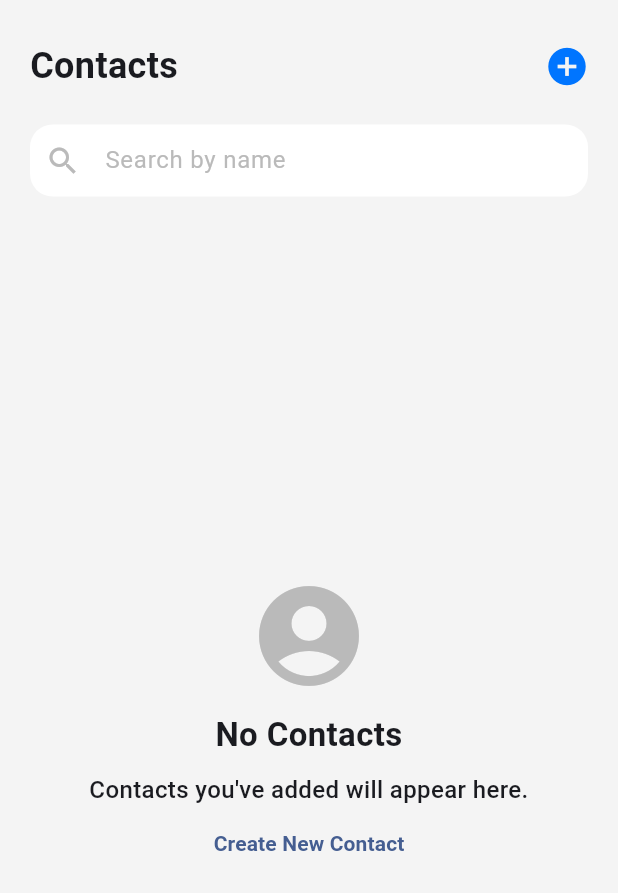
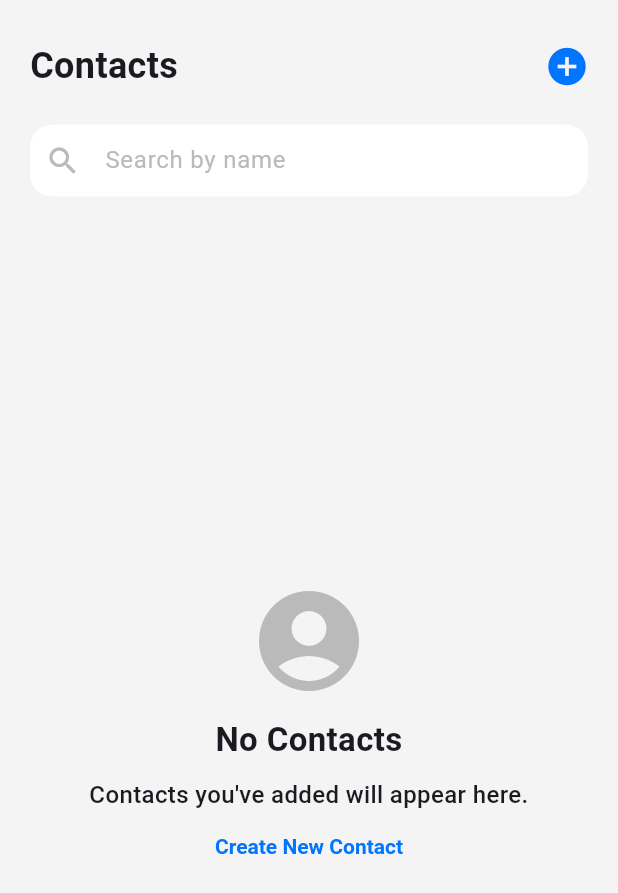
Before and after one commit to mktorunoglu/ContactsDemo, a Flutter app: the screen it shows after launch, on a phone screen of 412 x 824 dp. Shown: the top 893 px of the screen. Run offline on Flutter 3.47's test engine with Material 3 defaults, Android fonts, the light colour scheme and no system bars; our stand-ins replace get.

Commit message:
Updated Components

```diff
--- /dev/null
+++ b/lib/components/buttons/button.dart
@@ -0,0 +1,77 @@
+import 'package:flutter/material.dart';
+
+class MyButton extends StatelessWidget {
+  const MyButton({
+    super.key,
+    this.padding = EdgeInsets.zero,
+    this.shape,
+    this.borderRadius = 15,
+    this.borderRadiusGeometry,
+    this.borderColor,
+    this.borderWidth = 1,
+    this.backgroundColor,
+    this.foregroundColor,
+    required this.onPressed,
+    this.onLongPress,
+    this.onHover,
+    required this.child,
+    this.textOverflow,
+    this.fontSize,
+    this.fontWeight,
+    this.fontStyle,
+    this.letterSpacing,
+  });
+
+  final EdgeInsetsGeometry padding;
+  final OutlinedBorder? shape;
+  final double borderRadius;
+  final BorderRadiusGeometry? borderRadiusGeometry;
+  final Color? borderColor;
+  final double borderWidth;
+  final Color? backgroundColor;
+  final Color? foregroundColor;
+  final Function()? onPressed;
+  final Function()? onLongPress;
+  final Function(bool isHovered)? onHover;
+  final Widget child;
+  final TextOverflow? textOverflow;
+  final double? fontSize;
+  final FontWeight? fontWeight;
+  final FontStyle? fontStyle;
+  final double? letterSpacing;
+
+  @override
+  Widget build(BuildContext context) {
+    return TextButton(
+      onPressed: onPressed,
+      onLongPress: onLongPress,
+      onHover: onHover,
+      style: TextButton.styleFrom(
+        foregroundColor: foregroundColor,
+        backgroundColor: backgroundColor,
+        padding: padding,
+        minimumSize: const Size(0, 0),
+        tapTargetSize: MaterialTapTargetSize.shrinkWrap,
+        shape: shape ??
+            RoundedRectangleBorder(
+              borderRadius:
+                  borderRadiusGeometry ?? BorderRadius.circular(borderRadius),
+            ),
+        side: borderColor == null
+            ? null
+            : BorderSide(
+                color: borderColor!,
+                width: borderWidth,
+              ),
+        textStyle: TextStyle(
+          fontSize: fontSize,
+          fontWeight: fontWeight,
+          fontStyle: fontStyle,
+          letterSpacing: letterSpacing,
+          overflow: textOverflow,
+        ),
+      ),
+      child: child,
+    );
+  }
+}
--- a/lib/components/buttons/button_icon.dart
+++ b/lib/components/buttons/button_icon.dart
@@ -5,30 +5,39 @@ import '../../constants/constants_color.dart';
 class MyIconButton extends StatelessWidget {
   const MyIconButton({
     super.key,
+    this.icon,
+    this.widget,
     required this.onPressed,
+    this.color = colorTheme,
+    this.iconSize,
     this.splashRadius = 20,
-    this.iconSize,
-    this.color = colorTheme,
     this.tooltip,
-    required this.icon,
+    this.isDisabled = false,
   });
 
-  final Function() onPressed;
+  final IconData? icon;
+  final Widget? widget;
+  final Function()? onPressed;
+  final Color color;
+  final double? iconSize;
   final double splashRadius;
-  final double? iconSize;
-  final Color color;
   final String? tooltip;
-  final IconData icon;
+  final bool isDisabled;
 
   @override
   Widget build(BuildContext context) {
     return IconButton(
-      onPressed: onPressed,
+      onPressed: isDisabled ? null : onPressed,
       splashRadius: splashRadius,
-      iconSize: iconSize,
-      color: color,
-      tooltip: tooltip,
-      icon: Icon(icon),
+      splashColor: color.withOpacity(0.2),
+      highlightColor: color.withOpacity(0.2),
+      tooltip: isDisabled ? null : tooltip,
+      icon: widget ??
+          Icon(
+            icon,
+            color: isDisabled ? Colors.grey : color,
+            size: iconSize,
+          ),
     );
   }
 }
--- /dev/null
+++ b/lib/components/buttons/button_text.dart
@@ -0,0 +1,104 @@
+import 'package:flutter/material.dart';
+
+import '../../constants/constants_color.dart';
+import '../texts/text.dart';
+import 'button.dart';
+
+class MyTextButton extends StatelessWidget {
+  const MyTextButton(
+    this.text, {
+    super.key,
+    this.padding = const EdgeInsets.all(10),
+    this.shape,
+    this.borderRadius = 10,
+    this.color,
+    this.borderWidth = 1,
+    required this.onPressed,
+    this.onLongPress,
+    this.inProgressText,
+    this.textAlign = TextAlign.center,
+    this.textOverflow = TextOverflow.ellipsis,
+    this.fontSize,
+    this.fontWeight = FontWeight.w600,
+    this.fontStyle,
+    this.letterSpacing,
+    this.icon,
+    this.isDisabled = false,
+    this.showBorder = false,
+    this.showBackgroundColor = false,
+  });
+
+  final EdgeInsetsGeometry padding;
+  final OutlinedBorder? shape;
+  final double borderRadius;
+  final Color? color;
+  final double borderWidth;
+  final Function()? onPressed;
+  final Function()? onLongPress;
+  final String? text;
+  final String? inProgressText;
+  final TextAlign? textAlign;
+  final TextOverflow? textOverflow;
+  final double? fontSize;
+  final FontWeight? fontWeight;
+  final FontStyle? fontStyle;
+  final double? letterSpacing;
+  final IconData? icon;
+  final bool isDisabled;
+  final bool showBorder;
+  final bool showBackgroundColor;
+
+  @override
+  Widget build(BuildContext context) {
+    final bool inProgress = (inProgressText ?? "").isNotEmpty;
+    final bool isDisabled = this.isDisabled ||
+        (onPressed == null && onLongPress == null) ||
+        inProgress;
+    final Color color = isDisabled ? Colors.grey : (this.color ?? colorTheme);
+
+    return MyButton(
+      padding: padding,
+      shape: shape,
+      borderRadius: borderRadius,
+      borderColor: showBorder ? color : null,
+      borderWidth: borderWidth,
+      backgroundColor: showBackgroundColor ? color.withOpacity(0.1) : null,
+      foregroundColor: color,
+      onPressed: isDisabled ? null : onPressed,
+      onLongPress: isDisabled ? null : onLongPress,
+      child: Row(
+        mainAxisSize: MainAxisSize.min,
+        children: [
+          if (inProgress || icon != null)
+            Padding(
+              padding: EdgeInsets.only(right: inProgress ? 15 : 10),
+              child: inProgress
+                  ? Container(
+                      height: 15,
+                      width: 15,
+                      margin: const EdgeInsets.symmetric(vertical: 2.5),
+                      child: CircularProgressIndicator(color: color),
+                    )
+                  : Icon(
+                      icon,
+                      size: 20,
+                      color: color,
+                    ),
+            ),
+          Flexible(
+            child: MyText(
+              inProgress ? inProgressText : text,
+              color: color,
+              textAlign: textAlign,
+              overflow: textOverflow,
+              fontSize: fontSize,
+              fontWeight: fontWeight,
+              fontStyle: fontStyle,
+              letterSpacing: letterSpacing,
+            ),
+          ),
+        ],
+      ),
+    );
+  }
+}
--- a/lib/components/container.dart
+++ b/lib/components/container.dart
@@ -3,27 +3,56 @@ import 'package:flutter/material.dart';
 class MyContainer extends StatelessWidget {
   const MyContainer({
     super.key,
+    this.padding = EdgeInsets.zero,
     this.margin = EdgeInsets.zero,
-    this.padding = EdgeInsets.zero,
-    this.color,
-    this.borderRadius = 0,
+    this.width,
+    this.height,
     required this.child,
+    this.backgroundColor,
+    this.borderRadius = 15,
+    this.borderColor,
+    this.borderWidth = 1,
+    this.gradient,
+    this.image,
+    this.borderRadiusGeometry,
+    this.circleShape = false,
   });
 
+  final EdgeInsetsGeometry padding;
   final EdgeInsetsGeometry margin;
-  final EdgeInsetsGeometry padding;
-  final Color? color;
+  final double? width;
+  final double? height;
+  final Widget? child;
+  final Color? backgroundColor;
   final double borderRadius;
-  final Widget child;
+  final BorderRadiusGeometry? borderRadiusGeometry;
+  final Color? borderColor;
+  final double borderWidth;
+  final Gradient? gradient;
+  final DecorationImage? image;
+  final bool circleShape;
 
   @override
   Widget build(BuildContext context) {
     return Container(
+      padding: padding,
       margin: margin,
-      padding: padding,
+      width: width,
+      height: height,
       decoration: BoxDecoration(
-        color: color,
-        borderRadius: BorderRadius.circular(borderRadius),
+        color: backgroundColor,
+        borderRadius: circleShape
+            ? null
+            : borderRadiusGeometry ?? BorderRadius.circular(borderRadius),
+        border: borderColor == null
+            ? null
+            : Border.all(
+                color: borderColor!,
+                width: borderWidth,
+              ),
+        shape: circleShape ? BoxShape.circle : BoxShape.rectangle,
+        gradient: gradient,
+        image: image,
       ),
       child: child,
     );
--- a/lib/components/texts/text.dart
+++ b/lib/components/texts/text.dart
@@ -5,23 +5,38 @@ class MyText extends StatelessWidget {
     this.text, {
     super.key,
     this.textAlign,
+    this.overflow,
+    this.color,
     this.fontSize,
     this.fontWeight,
+    this.fontStyle,
+    this.letterSpacing,
+    this.maxLines,
   });
 
-  final String text;
+  final String? text;
   final TextAlign? textAlign;
+  final TextOverflow? overflow;
+  final Color? color;
   final double? fontSize;
   final FontWeight? fontWeight;
+  final FontStyle? fontStyle;
+  final double? letterSpacing;
+  final int? maxLines;
 
   @override
   Widget build(BuildContext context) {
     return Text(
-      text,
+      text ?? "",
       textAlign: textAlign,
+      overflow: overflow,
+      maxLines: maxLines,
       style: TextStyle(
+        color: color,
         fontSize: fontSize,
         fontWeight: fontWeight,
+        fontStyle: fontStyle,
+        letterSpacing: letterSpacing,
       ),
     );
   }
--- a/lib/screens/screen_contacts.dart
+++ b/lib/screens/screen_contacts.dart
@@ -2,6 +2,7 @@ import 'package:flutter/material.dart';
 import 'package:get/get.dart';
 
 import '../components/buttons/button_icon.dart';
+import '../components/buttons/button_text.dart';
 import '../components/container.dart';
 import '../components/material.dart';
 import '../components/texts/text.dart';
@@ -47,7 +48,7 @@ class ContactsScreen extends StatelessWidget {
               margin: const EdgeInsets.symmetric(horizontal: 20, vertical: 15),
               padding: const EdgeInsets.only(left: 10),
               borderRadius: 15,
-              color: Colors.white,
+              backgroundColor: Colors.white,
               child: Row(
                 children: [
                   Expanded(
@@ -111,13 +112,11 @@ class ContactsScreen extends StatelessWidget {
                               fontWeight: FontWeight.w500,
                               textAlign: TextAlign.center,
                             ),
+                            const SizedBox(height: 5),
                             Center(
-                              child: TextButton(
+                              child: MyTextButton(
+                                "Create New Contact",
                                 onPressed: () {},
-                                child: const MyText(
-                                  "Create New Contact",
-                                  fontWeight: FontWeight.w600,
-                                ),
                               ),
                             ),
                           ],
```
